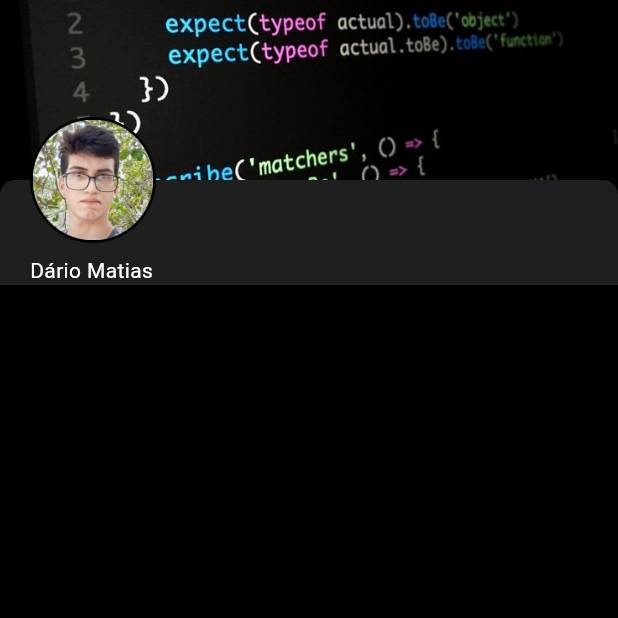
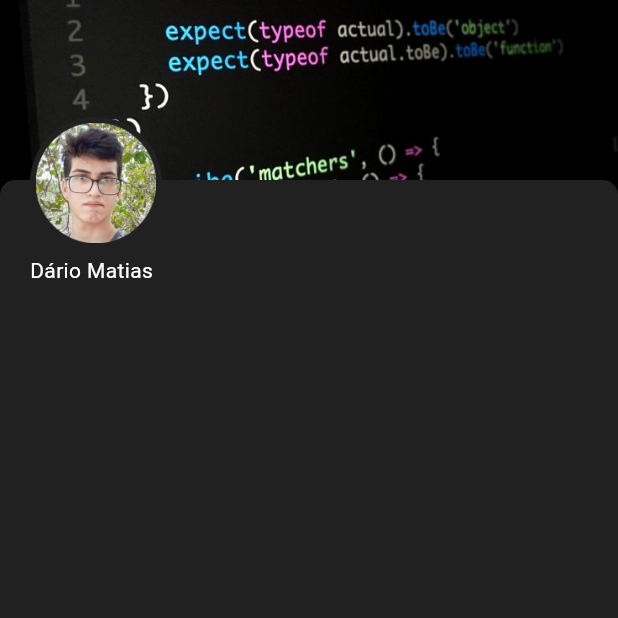
Before and after one commit to dariomatias-dev/portfolio_mobile, a Flutter app: the HomeScreen screen opened by its route, on a phone screen of 412 x 824 dp, the top half of it. Run offline on Flutter 3.47's test engine with Material 2 defaults, Android fonts, the phone set to English and light mode, and no system bars; our stand-ins replace video_player; missing offline and left inert: fade_out_particle.

Commit message:
fix: fix named route, initialize SplashScreen video, rework HomeScreen layout and create PortfolioColors class
- Fixed route named 'home' to '/home'.
- Refactoring of the code responsible for initializing and playing the SplashScreen video.
- HomeScreen layout has been reworked to be consistent with the final design of the app.
- Created the PortfolioColors class to store the project's colors.

```diff
--- a/lib/main.dart
+++ b/lib/main.dart
@@ -1,6 +1,9 @@
 import 'package:flutter/material.dart';
+
 import 'package:portfolio/src/portfolio_app.dart';
 
 void main() {
-  runApp(const PortfolioApp());
+  runApp(
+    const PortfolioApp(),
+  );
 }
--- /dev/null
+++ b/lib/src/core/ui/portfolio_colors.dart
@@ -0,0 +1,5 @@
+import 'package:flutter/material.dart';
+
+class PortfolioColors {
+  static Color backgroundColor = Colors.grey.shade900;
+}
--- a/lib/src/portfolio_app.dart
+++ b/lib/src/portfolio_app.dart
@@ -16,7 +16,7 @@ class PortfolioApp extends StatelessWidget {
       theme: PortfolioTheme.themeData,
       routes: {
         '/': (context) => const SplashScreen(),
-        'home': (context) => const HomeScreen(),
+        '/home': (context) => const HomeScreen(),
       },
     );
   }
--- a/lib/src/screens/home_screen.dart
+++ b/lib/src/screens/home_screen.dart
@@ -1,4 +1,5 @@
 import 'package:flutter/material.dart';
+import 'package:portfolio/src/core/ui/portfolio_colors.dart';
 import 'package:portfolio/src/core/ui/portfolio_images.dart';
 
 class HomeScreen extends StatelessWidget {
@@ -10,11 +11,13 @@ class HomeScreen extends StatelessWidget {
       backgroundColor: Colors.black,
       body: SingleChildScrollView(
         child: Stack(
+          children: [
+            Stack(
               children: <Widget>[
                 Column(
-              children: <Widget>[
+                  children: [
                     SizedBox(
-                  height: 120.0,
+                      height: 130.0,
                       width: double.maxFinite,
                       child: Image.asset(
                         PortfolioImages.backgroundProfile,
@@ -22,19 +25,32 @@ class HomeScreen extends StatelessWidget {
                       ),
                     ),
                     Container(
+                      height: MediaQuery.sizeOf(context).height,
+                      decoration: BoxDecoration(
+                        color: PortfolioColors.backgroundColor,
+                      ),
+                    ),
+                  ],
+                ),
+                Positioned(
+                  top: 120.0,
+                  right: 0,
+                  bottom: 0,
+                  left: 0,
+                  child: Container(
                     padding: const EdgeInsets.only(
-                    top: 50,
+                      top: 50.0,
                     ),
                     alignment: Alignment.centerLeft,
-                  decoration: const BoxDecoration(
-                    color: Colors.white12,
-                    borderRadius: BorderRadius.vertical(
-                      top: Radius.circular(10),
+                    decoration: BoxDecoration(
+                      color: PortfolioColors.backgroundColor,
+                      borderRadius: const BorderRadius.vertical(
+                        top: Radius.circular(10.0),
                       ),
                     ),
                     child: const Padding(
                       padding: EdgeInsets.symmetric(
-                      horizontal: 20,
+                        horizontal: 20.0,
                       ),
                       child: Column(
                         children: [
@@ -50,23 +66,23 @@ class HomeScreen extends StatelessWidget {
                       ),
                     ),
                   ),
+                ),
               ],
             ),
             Positioned(
               top: 78.0,
               left: 20.0,
-              child: ClipOval(
               child: Container(
-                  padding: const EdgeInsets.all(2.0),
-                  decoration: const BoxDecoration(
-                    color: Colors.black,
+                padding: const EdgeInsets.all(4.0),
+                decoration: BoxDecoration(
+                  color: PortfolioColors.backgroundColor,
+                  shape: BoxShape.circle,
                 ),
                 child: Image.asset(
                   PortfolioImages.myPhoto,
-                    width: 80,
-                    height: 80,
+                  width: 80.0,
+                  height: 80.0,
                   fit: BoxFit.cover,
-                  ),
                 ),
               ),
             ),
--- a/lib/src/screens/splash_screen.dart
+++ b/lib/src/screens/splash_screen.dart
@@ -1,7 +1,8 @@
+import 'package:flutter/material.dart';
+import 'package:video_player/video_player.dart';
 import 'package:fade_out_particle/fade_out_particle.dart';
-import 'package:flutter/material.dart';
+
 import 'package:portfolio/src/core/ui/portfolio_videos.dart';
-import 'package:video_player/video_player.dart';
 
 void main() => runApp(const SplashScreen());
 
@@ -25,13 +26,11 @@ class _SplashScreenState extends State<SplashScreen> {
       _animationOpacityLogo = 0.3;
     });
 
-    _controller = VideoPlayerController.asset(PortfolioVideos.video1);
-
-    _controller.addListener(() {
-      setState(() {});
-    });
-    _controller.initialize().then((_) => setState(() {}));
-    _controller.play();
+    _controller = VideoPlayerController.asset(PortfolioVideos.video2)
+      ..initialize().then((value) {
+        setState(() {});
+      })
+      ..play();
   }
 
   @override
@@ -90,7 +89,12 @@ class _SplashScreenState extends State<SplashScreen> {
                 duration: const Duration(
                   seconds: 4,
                 ),
-                onAnimationEnd: () {},
+                onAnimationEnd: () {
+                  Navigator.pushReplacementNamed(
+                    context,
+                    '/home',
+                  );
+                },
                 child: const Text(
                   'Dário Matias',
                   style: TextStyle(
```
Lines whose indentation alone changed are shown as unchanged.
